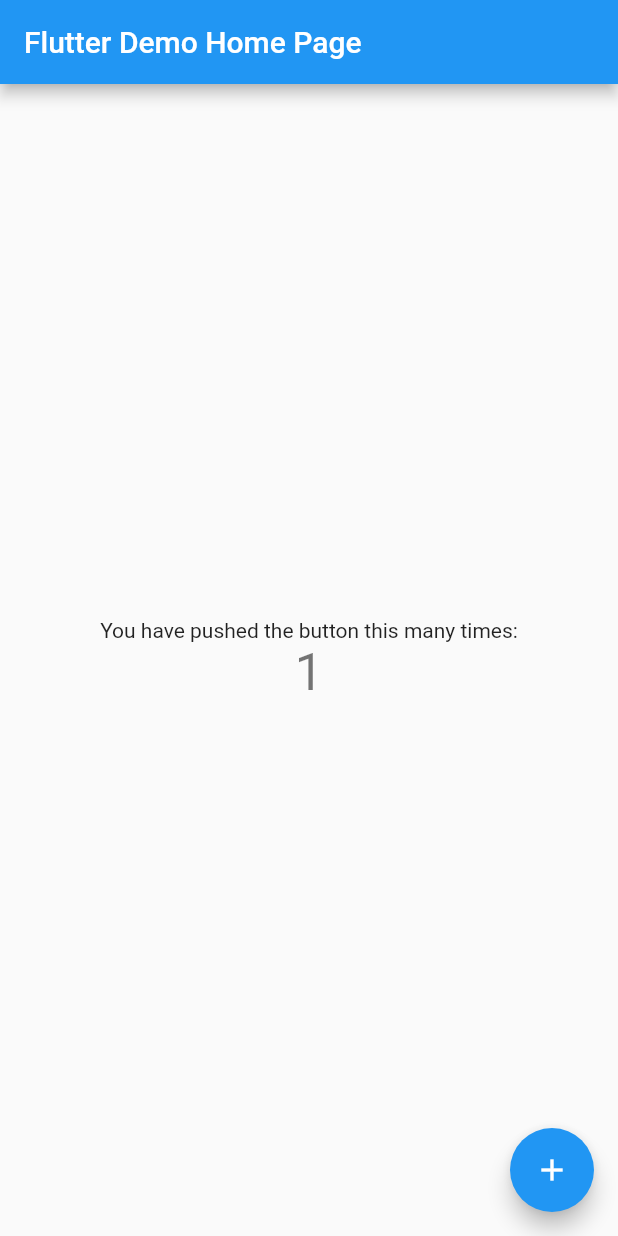
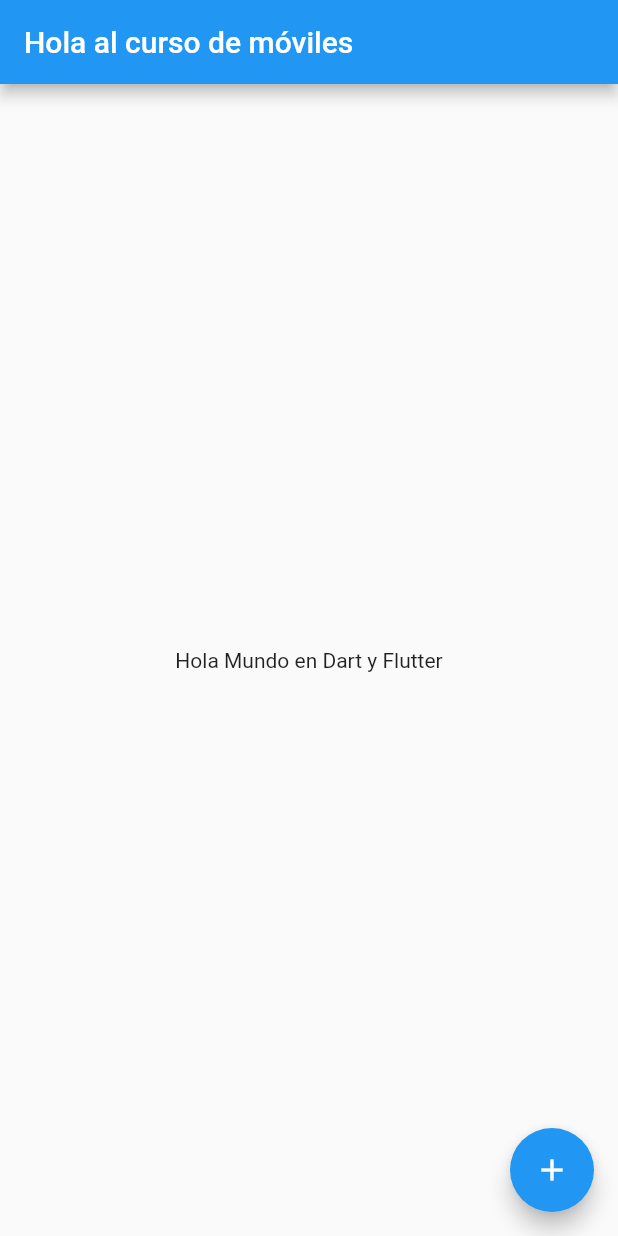
Before and after one commit to josepablonoguera/unamoviles, a Flutter app: the screen it shows after launch, after a tap on the "add" icon, on a phone screen of 412 x 824 dp. Run offline on Flutter 3.47's test engine with Material 2 defaults, Android fonts, the phone set to English and light mode, and no system bars.

Commit message:
Hola Mundo

```diff
--- a/lib/main.dart
+++ b/lib/main.dart
@@ -5,109 +5,35 @@
 }
 
 class MyApp extends StatelessWidget {
-  // This widget is the root of your application.
+  const MyApp();
+
   @override
   Widget build(BuildContext context) {
     return MaterialApp(
-      title: 'Flutter Demo',
-      theme: ThemeData(
-        // This is the theme of your application.
-        //
-        // Try running your application with "flutter run". You'll see the
-        // application has a blue toolbar. Then, without quitting the app, try
-        // changing the primarySwatch below to Colors.green and then invoke
-        // "hot reload" (press "r" in the console where you ran "flutter run",
-        // or simply save your changes to "hot reload" in a Flutter IDE).
-        // Notice that the counter didn't reset back to zero; the application
-        // is not restarted.
-        primarySwatch: Colors.blue,
-      ),
-      home: MyHomePage(title: 'Flutter Demo Home Page'),
+      home: Home(),
     );
   }
 }
 
-class MyHomePage extends StatefulWidget {
-  MyHomePage({Key key, this.title}) : super(key: key);
-
-  // This widget is the home page of your application. It is stateful, meaning
-  // that it has a State object (defined below) that contains fields that affect
-  // how it looks.
-
-  // This class is the configuration for the state. It holds the values (in this
-  // case the title) provided by the parent (in this case the App widget) and
-  // used by the build method of the State. Fields in a Widget subclass are
-  // always marked "final".
-
-  final String title;
+class Home extends StatefulWidget {
+  Home();
 
   @override
-  _MyHomePageState createState() => _MyHomePageState();
+  State<Home> createState() => _HomeState();
 }
 
-class _MyHomePageState extends State<MyHomePage> {
-  int _counter = 0;
-
-  void _incrementCounter() {
-    setState(() {
-      // This call to setState tells the Flutter framework that something has
-      // changed in this State, which causes it to rerun the build method below
-      // so that the display can reflect the updated values. If we changed
-      // _counter without calling setState(), then the build method would not be
-      // called again, and so nothing would appear to happen.
-      _counter++;
-    });
-  }
-
+class _HomeState extends State<Home> {
   @override
   Widget build(BuildContext context) {
-    // This method is rerun every time setState is called, for instance as done
-    // by the _incrementCounter method above.
-    //
-    // The Flutter framework has been optimized to make rerunning build methods
-    // fast, so that you can just rebuild anything that needs updating rather
-    // than having to individually change instances of widgets.
     return Scaffold(
       appBar: AppBar(
-        // Here we take the value from the MyHomePage object that was created by
-        // the App.build method, and use it to set our appbar title.
-        title: Text(widget.title),
+        title: Text("Hola al curso de móviles"),
       ),
-      body: Center(
-        // Center is a layout widget. It takes a single child and positions it
-        // in the middle of the parent.
-        child: Column(
-          // Column is also a layout widget. It takes a list of children and
-          // arranges them vertically. By default, it sizes itself to fit its
-          // children horizontally, and tries to be as tall as its parent.
-          //
-          // Invoke "debug painting" (press "p" in the console, choose the
-          // "Toggle Debug Paint" action from the Flutter Inspector in Android
-          // Studio, or the "Toggle Debug Paint" command in Visual Studio Code)
-          // to see the wireframe for each widget.
-          //
-          // Column has various properties to control how it sizes itself and
-          // how it positions its children. Here we use mainAxisAlignment to
-          // center the children vertically; the main axis here is the vertical
-          // axis because Columns are vertical (the cross axis would be
-          // horizontal).
-          mainAxisAlignment: MainAxisAlignment.center,
-          children: <Widget>[
-            Text(
-              'You have pushed the button this many times:',
-            ),
-            Text(
-              '$_counter',
-              style: Theme.of(context).textTheme.headline4,
-            ),
-          ],
-        ),
+      body: Center(child: Text("Hola Mundo en Dart y Flutter")),
+      floatingActionButton: FloatingActionButton(
+        onPressed: () => null,
+        child: Icon(Icons.add),
       ),
-      floatingActionButton: FloatingActionButton(
-        onPressed: _incrementCounter,
-        tooltip: 'Increment',
-        child: Icon(Icons.add),
-      ), // This trailing comma makes auto-formatting nicer for build methods.
     );
   }
 }
```
